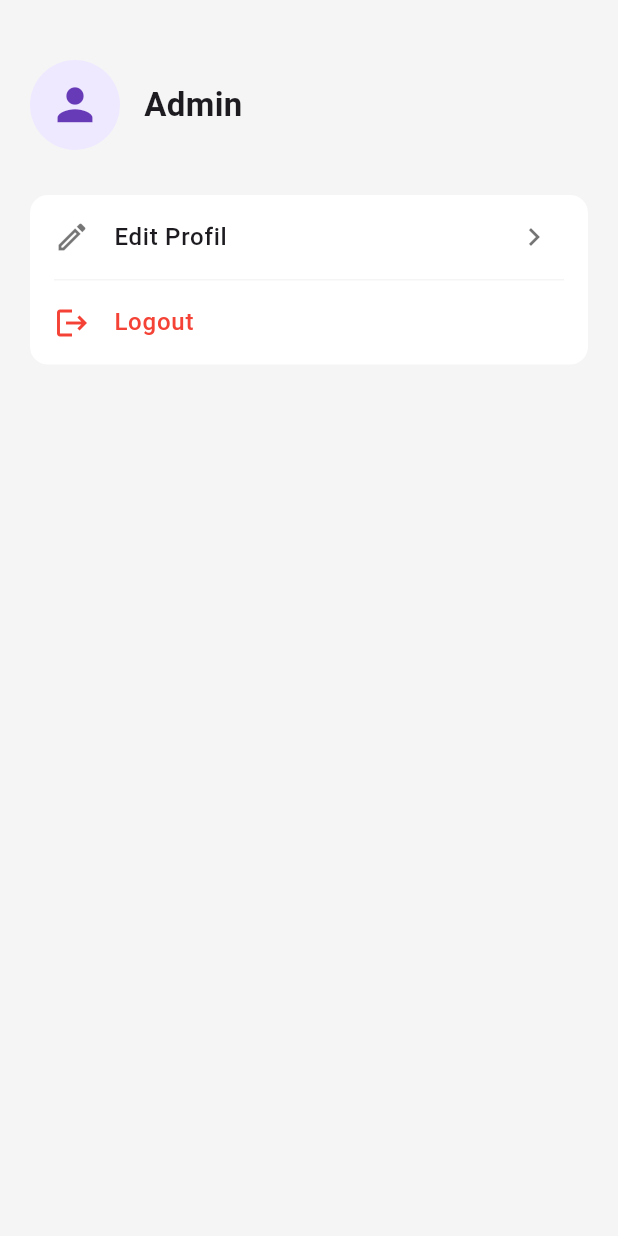
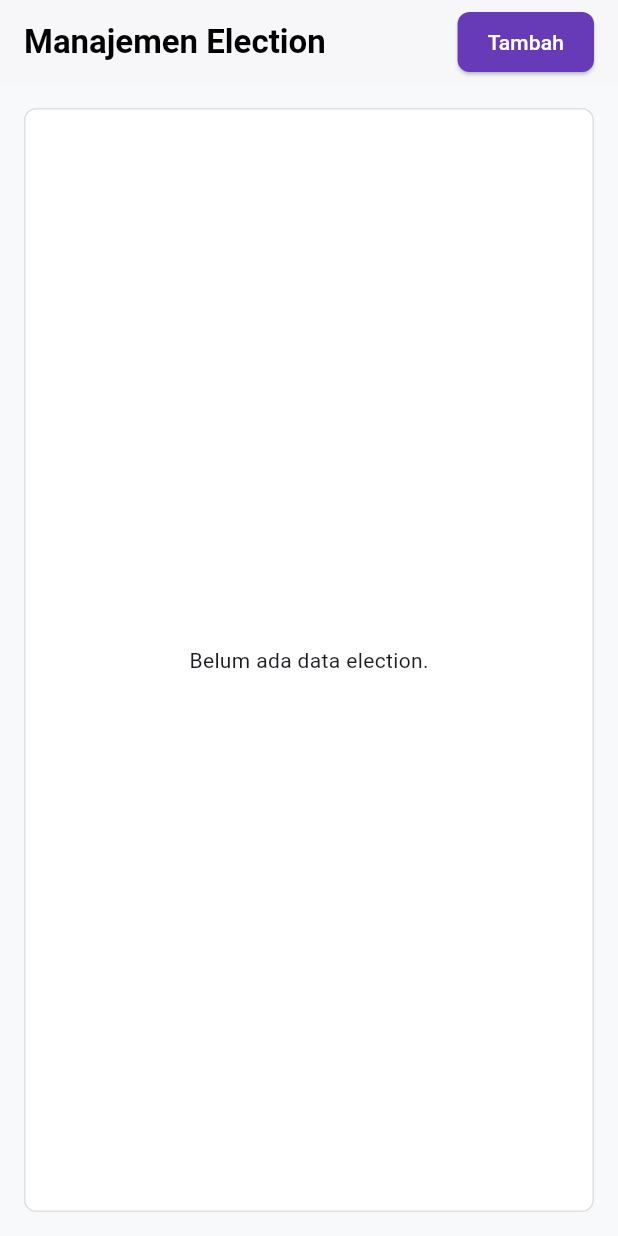
Before and after one commit to intanrahmaw/application_ivote, a Flutter app: the screen it shows after launch, on a phone screen of 412 x 824 dp. Run offline on Flutter 3.47's test engine with Material 3 defaults, Android fonts, the light colour scheme and no system bars; our stand-ins replace get, get_storage, supabase_flutter; accounts and stored records are empty.

Commit message:
election

```diff
--- a/lib/main.dart
+++ b/lib/main.dart
@@ -1,8 +1,8 @@
+import 'package:application_ivote/screens/election/election_list.dart';
 import 'package:flutter/material.dart';
 import 'package:get/get.dart';
 import 'package:get_storage/get_storage.dart';
 import 'package:supabase_flutter/supabase_flutter.dart';
-import 'package:application_ivote/service/supabase_service.dart';
 import 'package:application_ivote/utils/constants.dart';
 import 'package:application_ivote/screens/profile/profile_screen.dart';
 
@@ -29,12 +29,12 @@ class MyApp extends StatelessWidget {
 
   @override
   Widget build(BuildContext context) {
-    return MaterialApp(
+    return GetMaterialApp(
       title: 'iVote',
       theme: ThemeData(
         colorScheme: ColorScheme.fromSeed(seedColor: Colors.deepPurple),
       ),
-      home: ProfileScreen(),
+      home: ElectionListScreen(),
     );
   }
 }
--- /dev/null
+++ b/lib/models/elecction_model.dart
@@ -0,0 +1,28 @@
+class Election {
+  final String electionId;
+  final String judul;
+  final String deskripsi;
+  final DateTime startTime;
+  final DateTime endTime;
+  final bool isActive;
+
+  Election({
+    required this.electionId,
+    required this.judul,
+    required this.deskripsi,
+    required this.startTime,
+    required this.endTime,
+    required this.isActive,
+  });
+
+   factory Election.fromJson(Map<String, dynamic> json) {
+    return Election(
+      electionId: json['id'].toString(),
+      judul: json['nama'],
+      deskripsi: json['deskripsi'],
+      startTime: DateTime.parse(json['tanggal_mulai']),
+      endTime: DateTime.parse(json['tanggal_selesai']),
+      isActive: json['is_active'] ?? false,
+    );
+   }
+}
--- a/lib/screens/election/election_list.dart
+++ b/lib/screens/election/election_list.dart
@@ -0,0 +1,121 @@
+import 'package:application_ivote/models/elecction_model.dart';
+import 'package:application_ivote/screens/election/election_form.dart';
+import 'package:application_ivote/widgets/election_list_tabel.dart';
+import 'package:flutter/material.dart';
+import 'package:get/get.dart';
+import 'package:application_ivote/service/supabase_service.dart';
+
+
+class ElectionListScreen extends StatefulWidget {
+  const ElectionListScreen({super.key});
+
+  @override
+  State<ElectionListScreen> createState() => _ElectionListScreenState();
+}
+
+class _ElectionListScreenState extends State<ElectionListScreen> {
+  final SupabaseService _supabaseService = SupabaseService();
+  List<Election> _electionList = [];
+  bool _isLoading = true;
+
+  @override
+  void initState() {
+    super.initState();
+    _fetchelections();
+  }
+
+  Future<void> _fetchelections() async {
+    setState(() => _isLoading = true);
+    try {
+      final data = await _supabaseService.getElections();
+      setState(() {
+       _electionList = data.map((e) => Election.fromJson(e)).toList(); // ✅ AMAN
+
+      });
+    } catch (e) {
+      Get.snackbar('Gagal', 'Gagal memuat election: $e',
+          backgroundColor: Colors.red, colorText: Colors.white);
+    } finally {
+      setState(() => _isLoading = false);
+    }
+  }
+
+  Future<void> _deleteelection(String electionId) async {
+    try {
+      await _supabaseService.deleteElection(electionId);
+      Get.snackbar('Sukses', 'election dihapus',
+          backgroundColor: Colors.green, colorText: Colors.white);
+      _fetchelections();
+    } catch (e) {
+      Get.snackbar('Error', 'Gagal menghapus election: $e',
+          backgroundColor: Colors.red, colorText: Colors.white);
+    }
+  }
+
+  void _showDeleteDialog(String electionId) {
+    Get.defaultDialog(
+      title: 'Hapus election',
+      middleText: 'Yakin ingin menghapus election ini?',
+      textConfirm: 'Ya',
+      textCancel: 'Batal',
+      confirmTextColor: Colors.white,
+      onConfirm: () {
+        Get.back();
+        _deleteelection(electionId);
+      },
+    );
+  }
+
+  void _navigateAndRefresh({Election? election}) async {
+  final result = await Get.to(() => ElectionFormScreen(election: election));
+  if (result == true) _fetchelections();
+}
+
+
+  @override
+  Widget build(BuildContext context) {
+    return Scaffold(
+      backgroundColor: const Color(0xFFF8F9FA),
+      appBar: AppBar(
+        backgroundColor: Colors.white,
+        foregroundColor: Colors.black,
+        elevation: 1,
+        title: const Text('Manajemen Election', style: TextStyle(fontWeight: FontWeight.bold)),
+        actions: [
+          Padding(
+            padding: const EdgeInsets.only(right: 16),
+            child: ElevatedButton(
+              onPressed: () async => _navigateAndRefresh(),
+              style: ElevatedButton.styleFrom(
+                backgroundColor: Colors.deepPurple,
+                foregroundColor: Colors.white,
+                shape: RoundedRectangleBorder(borderRadius: BorderRadius.circular(8)),
+                padding: const EdgeInsets.symmetric(horizontal: 20, vertical: 10),
+              ),
+              child: const Text('Tambah'),
+            ),
+          ),
+        ],
+      ),
+      body: _isLoading
+          ? const Center(child: CircularProgressIndicator())
+          : Padding(
+              padding: const EdgeInsets.all(16),
+              child: Container(
+                decoration: BoxDecoration(
+                  color: Colors.white,
+                  border: Border.all(color: Colors.grey.shade300),
+                  borderRadius: BorderRadius.circular(8),
+                ),
+                child: _electionList.isEmpty
+                    ? const Center(child: Text('Belum ada data election.'))
+                    : ElectionListTable(
+                        elections: _electionList,
+                        onEdit: (election) => _navigateAndRefresh(election: election),
+                        onDelete: (electionId) => _showDeleteDialog(electionId),
+                      ),
+              ),
+            ),
+    );
+  }
+}
--- a/lib/service/supabase_service.dart
+++ b/lib/service/supabase_service.dart
@@ -1,4 +1,6 @@
 import 'package:application_ivote/main.dart';
+import 'package:supabase_flutter/supabase_flutter.dart';
+
 
 
 class SupabaseService {
```
Also changed, not shown: lib/screens/election/election_form.dart (+191 -0 lines), lib/screens/models/election_model.dart (deleted, +0 -41 lines), lib/widgets/election_list_tabel.dart (added, +58 -0 lines).
